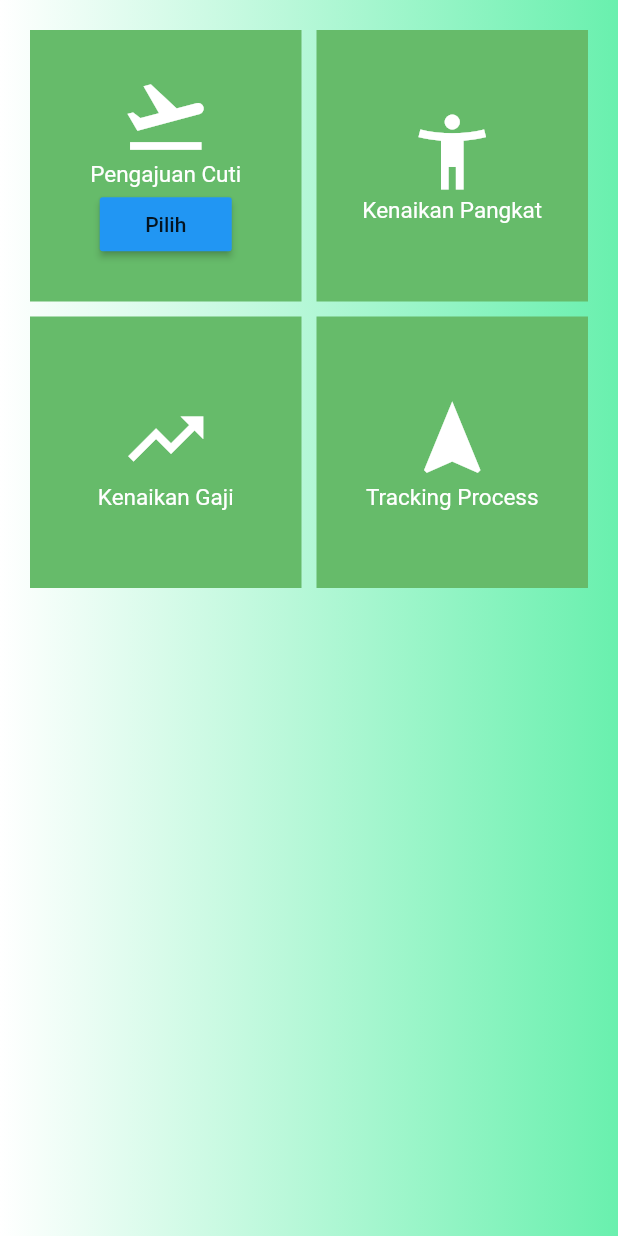
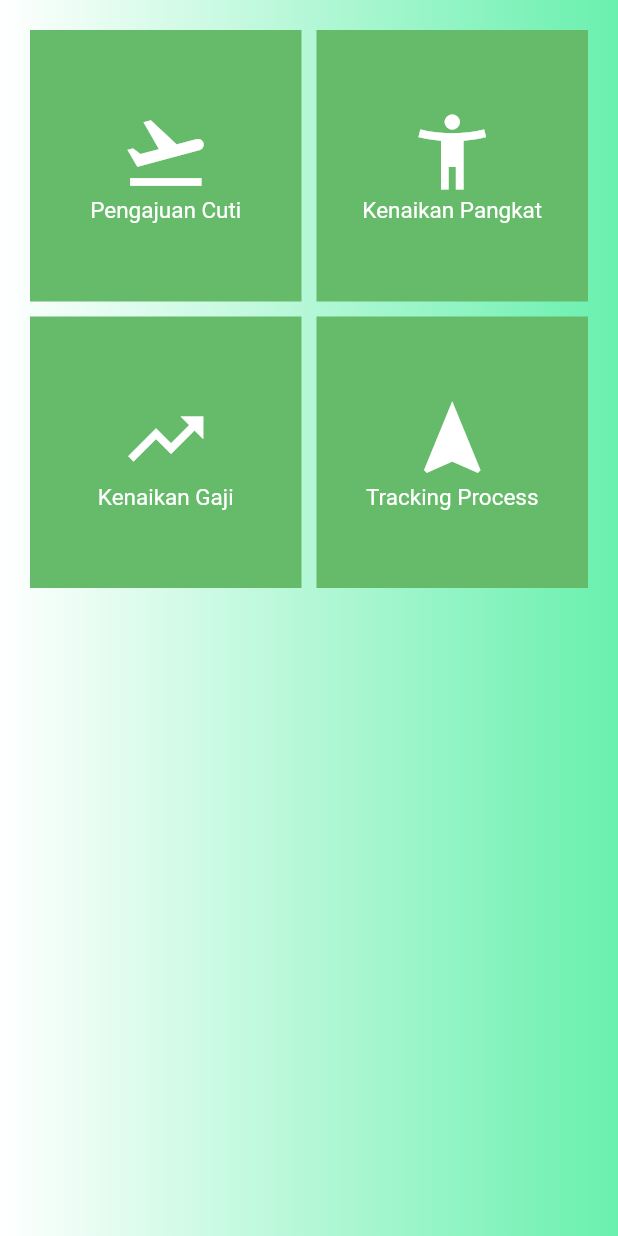
Before and after one commit to afandi9/PKL-AMONGTANI-BATU, a Flutter app: the ServicePage screen opened by its route, on a phone screen of 412 x 824 dp. Run offline on Flutter 3.47's test engine with Material 2 defaults, Android fonts, the phone set to English and light mode, and no system bars; Roboto replaces fonts that are missing (Nunito).

Commit message:
baru lagi

```diff
--- a/lib/fragmentPage/inbox_detail.dart
+++ b/lib/fragmentPage/inbox_detail.dart
@@ -94,8 +94,6 @@ class InboxDetail extends StatelessWidget{
 //                ),
               ],
             ),
-
-
           ),
         )
       ),
--- a/lib/fragmentPage/service_page.dart
+++ b/lib/fragmentPage/service_page.dart
@@ -42,12 +42,6 @@ class _ServicePage extends State<ServicePage> {
                 children: <Widget>[
                   new Icon(Icons.flight_takeoff,size: 60,color: Colors.white,),
                   new Text("Pengajuan Cuti", style: TextStyle(color: Colors.white,fontSize: 15,),textAlign: TextAlign.center,),
-                  new RaisedButton(
-                    color: Colors.blue,
-                      child: Text("Pilih"),
-                      onPressed: () {
-                        Navigator.push(context, MaterialPageRoute(builder: (context)=>CutiPage()),);
-                      })
                   ],
               ),
             ),
```
